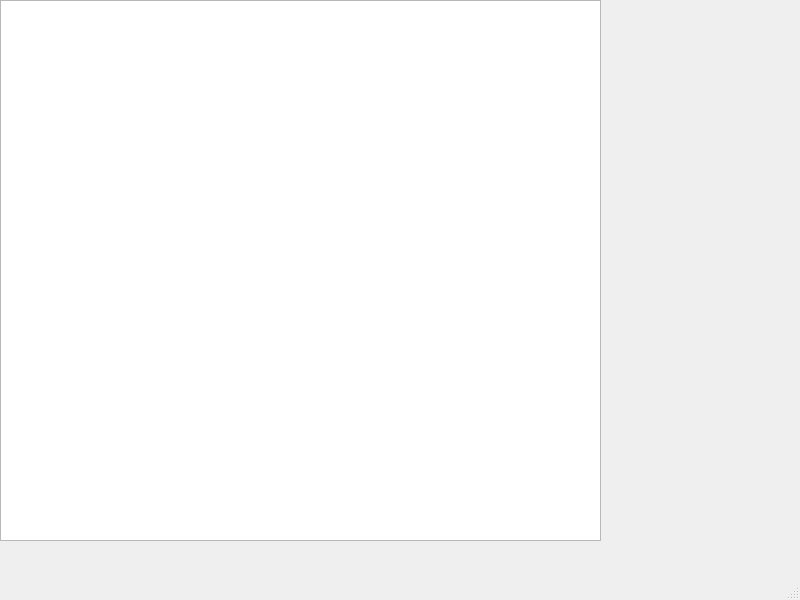
First picture: the form in Weiqi_Platform/Weiqi_Platform/mainwindow.ui, repository SE-Course-Group/Course_project, before the edit.
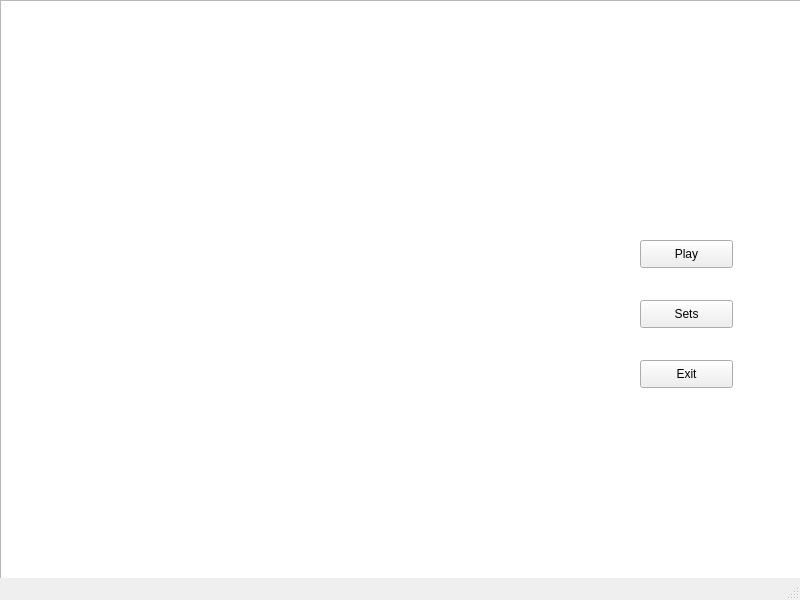
Second picture: the form after the edit. Icons and pictures are not drawn.

What changed in the file:
```diff
--- a/Weiqi_Platform/Weiqi_Platform/mainwindow.ui
+++ b/Weiqi_Platform/Weiqi_Platform/mainwindow.ui
@@ -19,12 +19,51 @@
      <rect>
       <x>0</x>
       <y>0</y>
-      <width>601</width>
-      <height>541</height>
+      <width>801</width>
+      <height>611</height>
      </rect>
     </property>
     <property name="styleSheet">
-     <string notr="true">border-image: url(:/jpg/other_file/gameboard.jpg);</string>
+     <string notr="true">border-image: url(:/jpg/other_file/cover.jpg);</string>
+    </property>
+   </widget>
+   <widget class="QPushButton" name="pushButton">
+    <property name="geometry">
+     <rect>
+      <x>640</x>
+      <y>240</y>
+      <width>93</width>
+      <height>28</height>
+     </rect>
+    </property>
+    <property name="text">
+     <string>Play</string>
+    </property>
+   </widget>
+   <widget class="QPushButton" name="pushButton_2">
+    <property name="geometry">
+     <rect>
+      <x>640</x>
+      <y>300</y>
+      <width>93</width>
+      <height>28</height>
+     </rect>
+    </property>
+    <property name="text">
+     <string>Sets</string>
+    </property>
+   </widget>
+   <widget class="QPushButton" name="pushButton_3">
+    <property name="geometry">
+     <rect>
+      <x>640</x>
+      <y>360</y>
+      <width>93</width>
+      <height>28</height>
+     </rect>
+    </property>
+    <property name="text">
+     <string>Exit</string>
     </property>
    </widget>
   </widget>
```
Left out of the diff: 2 changed lines with no effect on the pictures.
